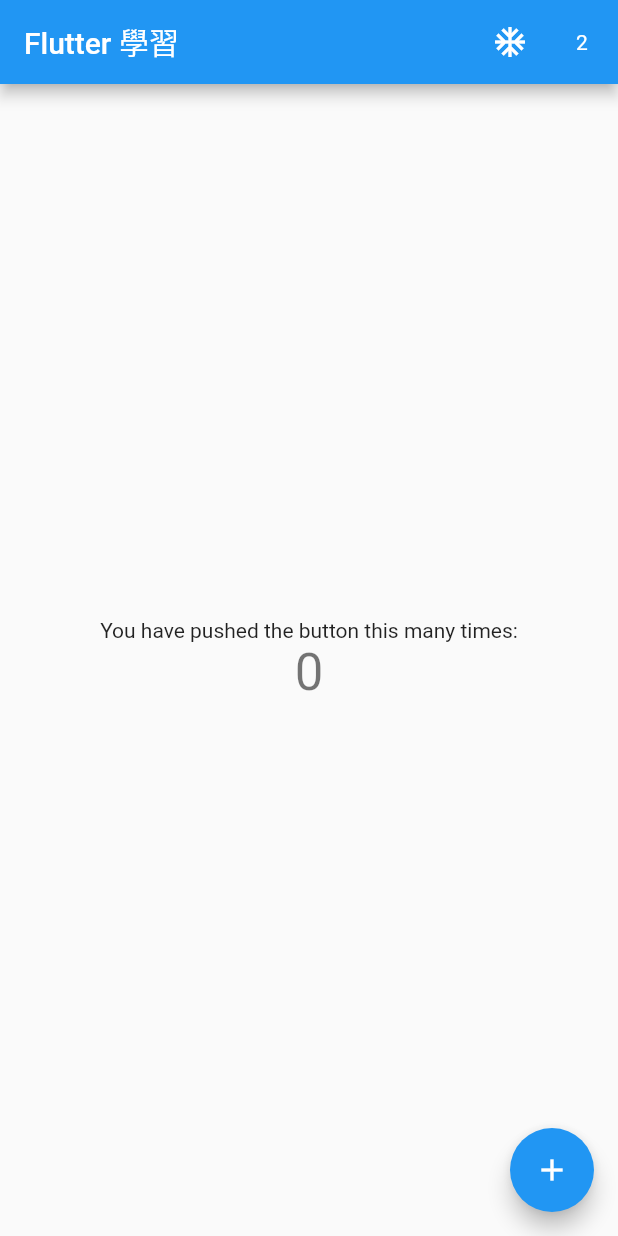
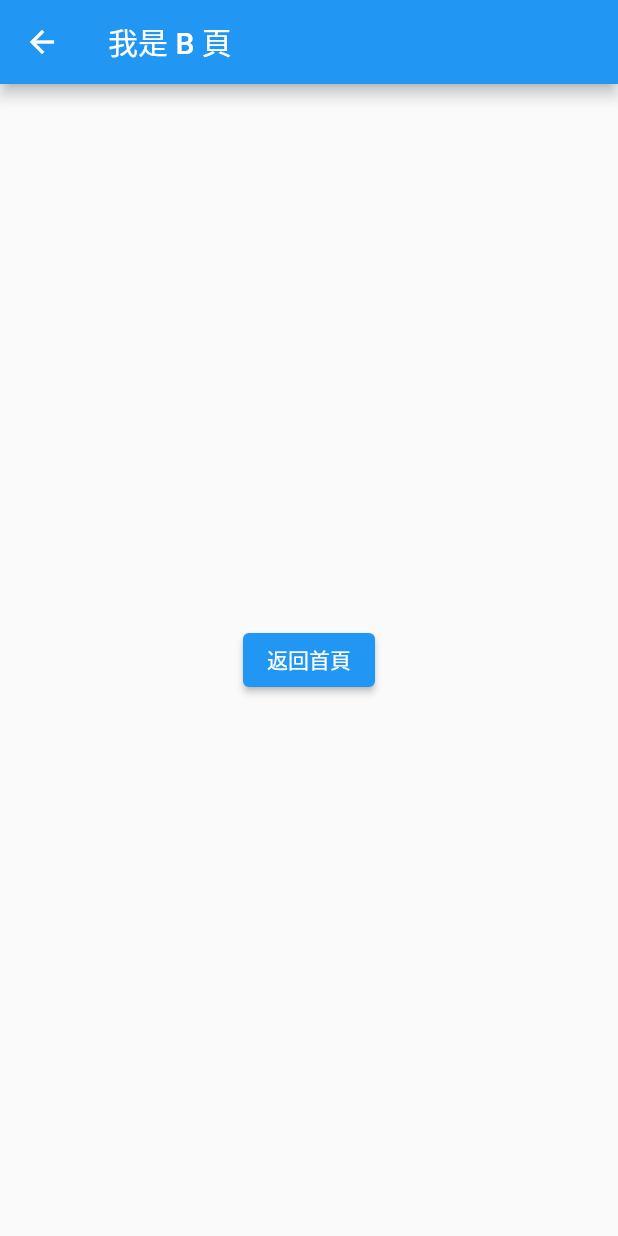
Before and after one commit to wei2419/FlutterProject, a Flutter app: the screen it shows after launch, after a tap on the "ac unit" icon, on a phone screen of 412 x 824 dp. Run offline on Flutter 3.47's test engine with Material 2 defaults, Android fonts, the phone set to English and light mode, and no system bars.

```diff
--- /dev/null
+++ b/bookkeeping/lib/B_Page/B_Page.dart
@@ -0,0 +1,28 @@
+import 'package:flutter/cupertino.dart';
+import 'package:flutter/material.dart';
+
+class BPage extends StatelessWidget {
+  @override
+  Widget build(BuildContext context) {
+    return Scaffold(
+      appBar: AppBar(
+        title: Text('我是 B 頁'),
+      ),
+      body: _BPage(),
+    );
+  }
+}
+
+class _BPage extends StatelessWidget {
+  @override
+  Widget build(BuildContext context) {
+    return Center(
+      child: ElevatedButton(
+        child: Text('返回首頁'),
+        onPressed: () {
+          Navigator.pop(context);
+        },
+      ),
+    );
+  }
+}
--- a/bookkeeping/lib/main.dart
+++ b/bookkeeping/lib/main.dart
@@ -1,4 +1,5 @@
 import 'package:flutter/material.dart';
+import 'package:bookkeeping/B_Page/B_Page.dart';
 
 void main() {
   runApp(MyApp());
@@ -74,7 +75,7 @@ class _MyHomePageState extends State<MyHomePage> {
         title: Text(widget.title),
         actions: [
           IconButton(
-              onPressed: (){},
+              onPressed: (){Navigator.push(context, MaterialPageRoute(builder: (context) => BPage()));},
               icon: Icon(Icons.ac_unit)),
           IconButton(
               onPressed: (){},
```
